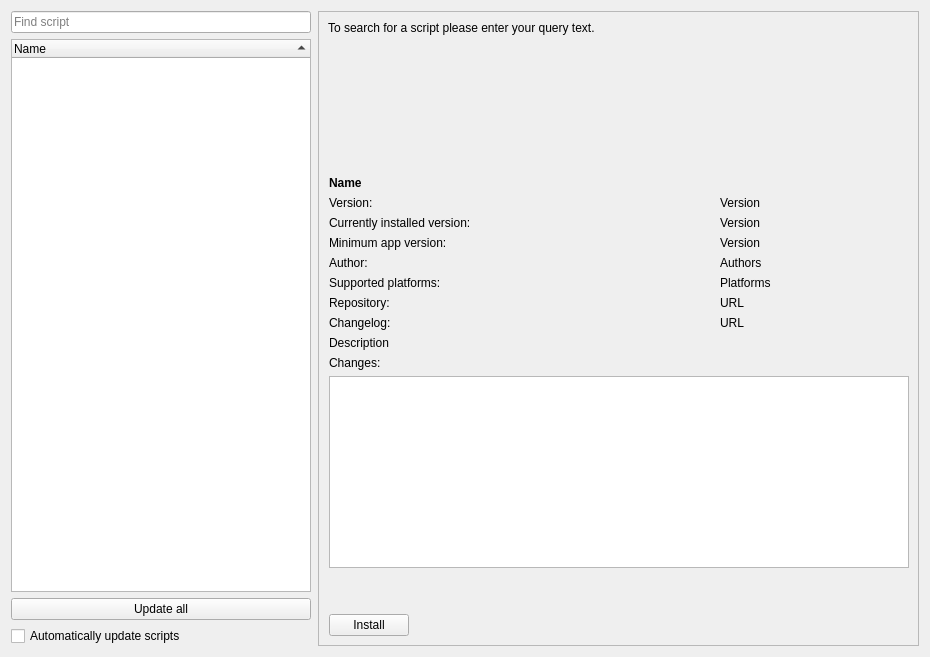
This is src/dialogs/scriptrepositorydialog.ui in pbek/QOwnNotes as Qt 5 draws it before an edit. The edited form follows.
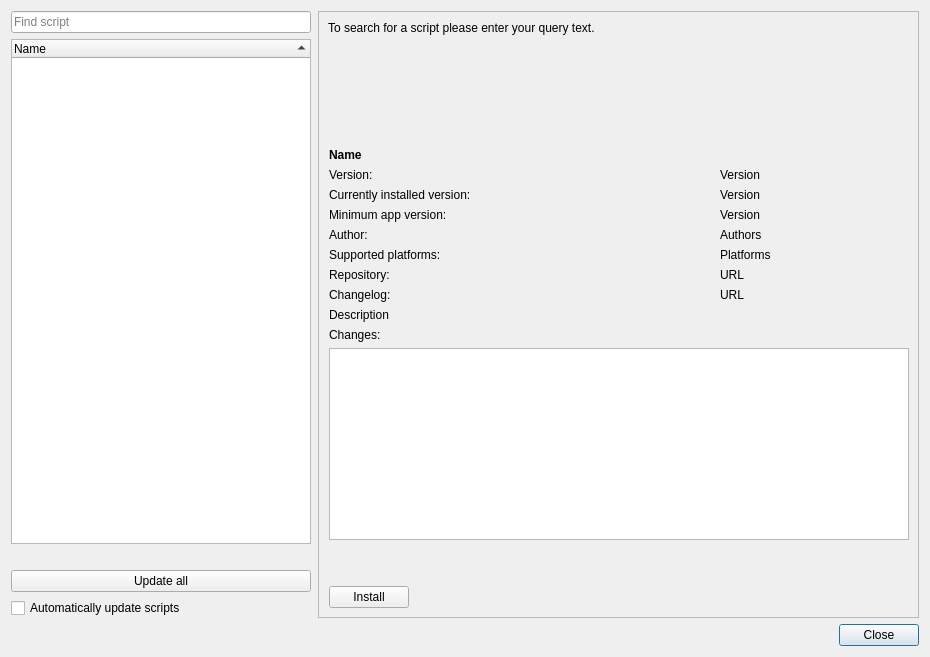
This is the edited form. Icons and pictures are not drawn. Custom widgets are drawn as their Qt base class.

Commit message: scriptrepositorydialog: mark installed scripts and fix first script not being selected

The edit to the form file:
```diff
--- a/src/dialogs/scriptrepositorydialog.ui
+++ b/src/dialogs/scriptrepositorydialog.ui
@@ -487,6 +487,9 @@
           <property name="rootIsDecorated">
            <bool>false</bool>
           </property>
+          <property name="alternatingRowColors">
+           <bool>true</bool>
+          </property>
           <property name="sortingEnabled">
            <bool>true</bool>
           </property>
@@ -498,6 +501,13 @@
           </widget>
          </item>
          <item row="2" column="0">
+          <widget class="QLabel" name="scriptCountLabel">
+           <property name="text">
+            <string notr="true"/>
+           </property>
+          </widget>
+         </item>
+         <item row="3" column="0">
           <widget class="QPushButton" name="updateAllButton">
            <property name="toolTip">
             <string>Updates all scripts that have updates</string>
@@ -514,7 +524,7 @@
            </property>
           </widget>
          </item>
-         <item row="3" column="0">
+         <item row="4" column="0">
           <widget class="QCheckBox" name="automaticScriptUpdatesCheckBox">
            <property name="toolTip">
             <string>Automatically install available updates for scripts installed from the script repository during the startup update check</string>
@@ -529,6 +539,13 @@
       </item>
     </layout>
    </item>
+   <item row="1" column="0">
+    <widget class="QDialogButtonBox" name="buttonBox">
+     <property name="standardButtons">
+      <set>QDialogButtonBox::Close</set>
+     </property>
+    </widget>
+   </item>
   </layout>
  </widget>
  <customwidgets>
```
Left out of the diff: 9 changed lines with no effect on the pictures. The commit also changes 2 other files.
